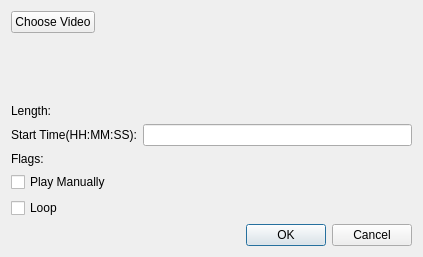
First picture: the form in load_video_dialog.ui, repository coderkalyan/vst_project, before the edit.
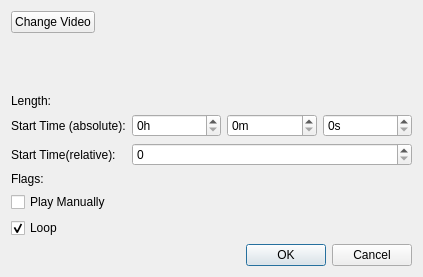
Second picture: the form after the edit.

```diff
--- a/load_video_dialog.ui
+++ b/load_video_dialog.ui
@@ -7,7 +7,7 @@
     <x>0</x>
     <y>0</y>
     <width>423</width>
-    <height>257</height>
+    <height>277</height>
    </rect>
   </property>
   <property name="sizePolicy">
@@ -19,13 +19,13 @@
   <property name="minimumSize">
    <size>
     <width>423</width>
-    <height>257</height>
+    <height>277</height>
    </size>
   </property>
   <property name="maximumSize">
    <size>
     <width>423</width>
-    <height>259</height>
+    <height>277</height>
    </size>
   </property>
   <property name="windowTitle">
@@ -35,16 +35,6 @@
    <bool>false</bool>
   </property>
   <layout class="QFormLayout" name="formLayout">
-   <property name="fieldGrowthPolicy">
-    <enum>QFormLayout::AllNonFixedFieldsGrow</enum>
-   </property>
-   <item row="1" column="0">
-    <widget class="QPushButton" name="button_choose_video">
-     <property name="text">
-      <string>Choose Video</string>
-     </property>
-    </widget>
-   </item>
    <item row="1" column="1">
     <widget class="QLabel" name="label_load_video_name">
      <property name="text">
@@ -52,6 +42,19 @@
      </property>
     </widget>
    </item>
+   <item row="2" column="1">
+    <spacer name="verticalSpacer">
+     <property name="orientation">
+      <enum>Qt::Vertical</enum>
+     </property>
+     <property name="sizeHint" stdset="0">
+      <size>
+       <width>249</width>
+       <height>10</height>
+      </size>
+     </property>
+    </spacer>
+   </item>
    <item row="3" column="0">
     <widget class="QLabel" name="label_2">
      <property name="text">
@@ -59,22 +62,61 @@
      </property>
     </widget>
    </item>
-   <item row="3" column="1">
-    <widget class="QLabel" name="label_load_video_length">
-     <property name="text">
-      <string>&lt;Length&gt;</string>
-     </property>
-    </widget>
-   </item>
    <item row="5" column="0">
     <widget class="QLabel" name="label">
+     <property name="toolTip">
+      <string>&lt;html&gt;&lt;head/&gt;&lt;body&gt;&lt;p&gt;The absolute time the video starts (ex: 8:31:00) in note format (HH:MM:SS)&lt;/p&gt;&lt;/body&gt;&lt;/html&gt;</string>
+     </property>
      <property name="text">
-      <string>Start Time(HH:MM:SS):</string>
+      <string>Start Time (absolute):</string>
+     </property>
+     <property name="scaledContents">
+      <bool>false</bool>
      </property>
     </widget>
    </item>
    <item row="5" column="1">
-    <widget class="QLineEdit" name="lineedit_start_time"/>
+    <layout class="QHBoxLayout" name="horizontalLayout">
+     <item>
+      <widget class="QSpinBox" name="spinBox">
+       <property name="enabled">
+        <bool>true</bool>
+       </property>
+       <property name="suffix">
+        <string>h</string>
+       </property>
+       <property name="maximum">
+        <number>23</number>
+       </property>
+      </widget>
+     </item>
+     <item>
+      <widget class="QSpinBox" name="spinBox_3">
+       <property name="enabled">
+        <bool>true</bool>
+       </property>
+       <property name="suffix">
+        <string>m</string>
+       </property>
+       <property name="maximum">
+        <number>59</number>
+       </property>
+      </widget>
+     </item>
+     <item>
+      <widget class="QSpinBox" name="spinBox_2">
+       <property name="enabled">
+        <bool>true</bool>
+       </property>
+       <property name="suffix">
+        <string>s</string>
+       </property>
+       <property name="maximum">
+        <number>59</number>
+       </property>
+      </widget>
+     </item>
+    </layout>
    </item>
    <item row="7" column="0">
     <widget class="QLabel" name="label_4">
@@ -84,17 +126,30 @@
     </widget>
    </item>
    <item row="9" column="0" colspan="2">
+    <widget class="QCheckBox" name="checkBox">
+     <property name="text">
+      <string>Play Manually</string>
+     </property>
+     <property name="checked">
+      <bool>false</bool>
+     </property>
+     <property name="tristate">
+      <bool>false</bool>
+     </property>
+    </widget>
+   </item>
+   <item row="10" column="0">
     <widget class="QCheckBox" name="checkbox_fullscreen">
      <property name="text">
       <string>Loop</string>
      </property>
      <property name="checked">
-      <bool>false</bool>
+      <bool>true</bool>
      </property>
     </widget>
    </item>
-   <item row="10" column="0" colspan="2">
-    <widget class="QDialogButtonBox" name="buttonbox_load_new_video">
+   <item row="11" column="0" colspan="2">
+    <widget class="QDialogButtonBox" name="buttonBox">
      <property name="orientation">
       <enum>Qt::Horizontal</enum>
      </property>
@@ -103,29 +158,40 @@
      </property>
     </widget>
    </item>
-   <item row="2" column="1">
-    <spacer name="verticalSpacer">
-     <property name="orientation">
-      <enum>Qt::Vertical</enum>
+   <item row="1" column="0">
+    <widget class="QPushButton" name="button_choose_video">
+     <property name="text">
+      <string>Change Video</string>
      </property>
-     <property name="sizeHint" stdset="0">
-      <size>
-       <width>20</width>
-       <height>20</height>
-      </size>
+    </widget>
+   </item>
+   <item row="3" column="1">
+    <widget class="QLabel" name="label_load_video_length">
+     <property name="text">
+      <string>&lt;Length&gt;</string>
      </property>
-    </spacer>
+    </widget>
    </item>
-   <item row="8" column="0">
-    <widget class="QCheckBox" name="checkBox">
+   <item row="6" column="0">
+    <widget class="QLabel" name="label_3">
+     <property name="toolTip">
+      <string>&lt;html&gt;&lt;head/&gt;&lt;body&gt;&lt;p&gt;The delay between the END of the last video and the START of this one in seconds.&lt;/p&gt;&lt;/body&gt;&lt;/html&gt;</string>
+     </property>
      <property name="text">
-      <string>Play Manually</string>
+      <string>Start Time(relative):</string>
      </property>
-     <property name="checked">
-      <bool>false</bool>
+    </widget>
+   </item>
+   <item row="6" column="1">
+    <widget class="QSpinBox" name="spinBox_4">
+     <property name="toolTip">
+      <string>The delay between the END of the last video and the START of this one.</string>
      </property>
-     <property name="tristate">
-      <bool>false</bool>
+     <property name="maximum">
+      <number>6000</number>
+     </property>
+     <property name="singleStep">
+      <number>60</number>
      </property>
     </widget>
    </item>
```
Left out of the diff: 52 changed lines with no effect on the pictures.
